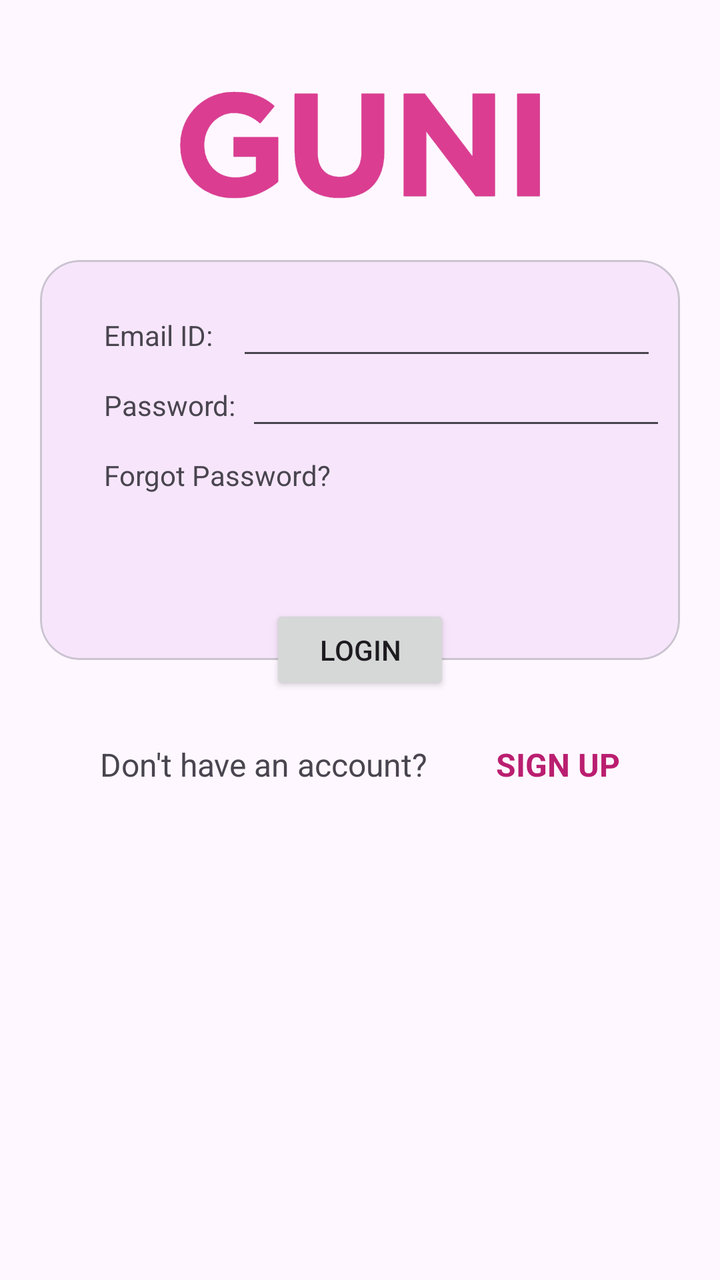
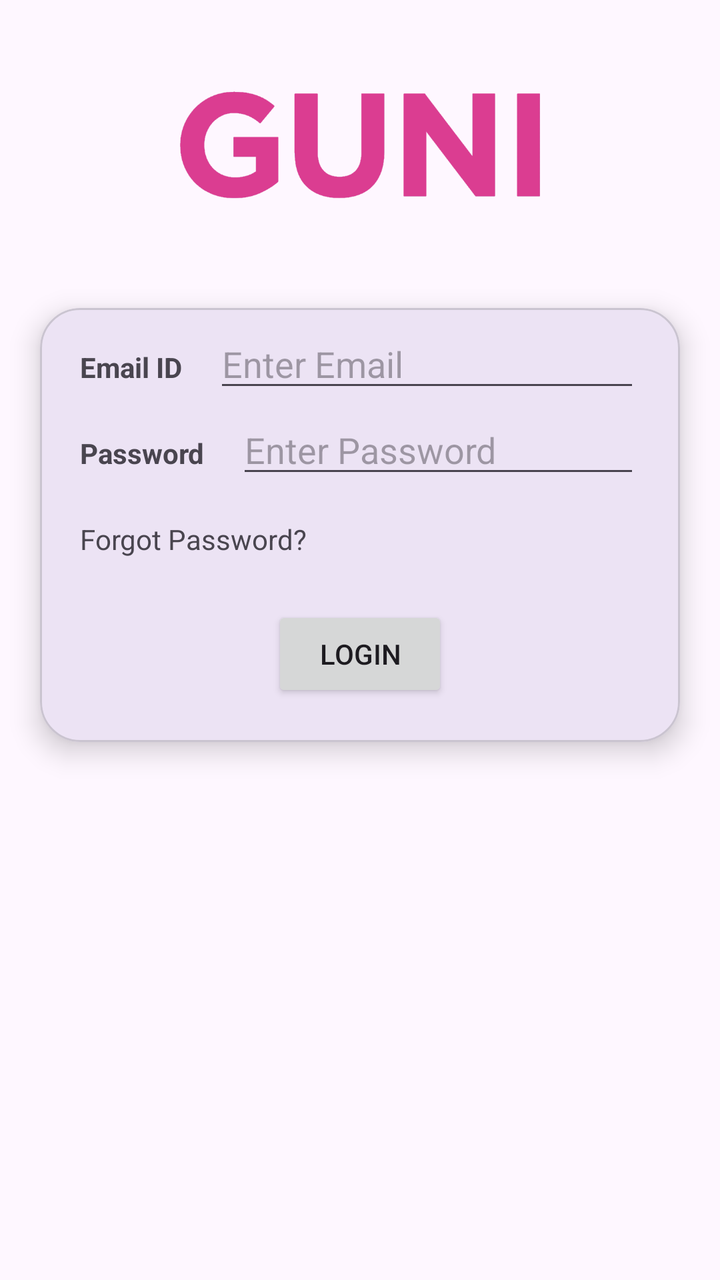

Before-and-after screenshots of an Android layout around one commit, followed by the original layout XML and the change that was made.
<!-- AndroidManifest.xml: application theme Theme._24012011134_madpractical3 -->
<!-- res/layout/activity_login.xml -->
<?xml version="1.0" encoding="utf-8"?>
<androidx.constraintlayout.widget.ConstraintLayout
    android:id="@+id/main"
    xmlns:android="http://schemas.android.com/apk/res/android"
    xmlns:app="http://schemas.android.com/apk/res-auto"
    xmlns:tools="http://schemas.android.com/tools"
    android:layout_width="match_parent"
    android:layout_height="match_parent"
    tools:context=".MainActivity">


    <ImageView
        android:id="@+id/imageView"
        android:layout_width="match_parent"
        android:layout_height="130dp"
        app:layout_constraintBaseline_toTopOf="parent"
        app:srcCompat="@drawable/guni_pink_logo"
        />

    <com.google.android.material.card.MaterialCardView
        android:id="@+id/materialCardView"
        android:layout_width="0dp"
        android:layout_height="200dp"
        android:layout_marginHorizontal="20dp"
        app:cardBackgroundColor="#F7E6FB"
        app:cardCornerRadius="20dp"
        app:layout_constraintEnd_toEndOf="parent"
        app:layout_constraintStart_toStartOf="parent"
        app:layout_constraintTop_toBottomOf="@id/imageView">

        <androidx.constraintlayout.widget.ConstraintLayout
            android:layout_width="match_parent"
            android:layout_height="match_parent">

            <TextView
                android:id="@+id/textView2"
                android:layout_width="wrap_content"
                android:layout_height="wrap_content"
                android:layout_marginStart="32dp"
                android:layout_marginTop="28dp"
                android:text="Email ID:"
                app:layout_constraintStart_toStartOf="parent"
                app:layout_constraintTop_toTopOf="parent" />

            <TextView
                android:id="@+id/textView3"
                android:layout_width="wrap_content"
                android:layout_height="wrap_content"
                android:layout_marginTop="16dp"
                android:text="Password:"
                app:layout_constraintStart_toStartOf="@+id/textView2"
                app:layout_constraintTop_toBottomOf="@+id/textView2" />

            <EditText
                android:id="@+id/editTextTextEmailAddress"
                android:layout_width="wrap_content"
                android:layout_height="wrap_content"
                android:ems="10"
                android:inputType="textEmailAddress"
                app:layout_constraintBaseline_toBaselineOf="@+id/textView2"
                app:layout_constraintEnd_toEndOf="parent"
                app:layout_constraintStart_toEndOf="@+id/textView2" />

            <EditText
                android:id="@+id/editTextTextPassword"
                android:layout_width="wrap_content"
                android:layout_height="wrap_content"
                android:ems="10"
                android:inputType="textPassword"
                app:layout_constraintBaseline_toBaselineOf="@+id/textView3"
                app:layout_constraintEnd_toEndOf="parent"
                app:layout_constraintHorizontal_bias="0.412"
                app:layout_constraintStart_toEndOf="@+id/textView3" />

            <TextView
                android:id="@+id/textView"
                android:layout_width="wrap_content"
                android:layout_height="wrap_content"
                android:layout_marginTop="16dp"
                android:text="Forgot Password?"
                app:layout_constraintStart_toStartOf="@+id/textView3"
                app:layout_constraintTop_toBottomOf="@+id/textView3" />

        </androidx.constraintlayout.widget.ConstraintLayout>
    </com.google.android.material.card.MaterialCardView>

    <TextView
        android:id="@+id/textView4"
        android:layout_width="wrap_content"
        android:layout_height="wrap_content"
        android:layout_marginStart="50dp"
        android:layout_marginTop="24dp"
        android:textSize="16dp"
        android:text="Don't have an account?"
        app:layout_constraintStart_toStartOf="parent"
        app:layout_constraintTop_toBottomOf="@+id/btnSubmit" />

    <TextView
        android:id="@+id/textView5"
        android:layout_width="wrap_content"
        android:layout_height="wrap_content"
        android:layout_marginEnd="16dp"
        android:text="SIGN UP"
        android:textColor="#BA1E70"
        android:textSize="16dp"
        android:textStyle="bold"
        android:visibility="visible"
        app:layout_constraintEnd_toEndOf="parent"
        app:layout_constraintStart_toEndOf="@+id/textView4"
        app:layout_constraintTop_toTopOf="@+id/textView4"
        tools:visibility="visible" />

    <Button
        android:id="@+id/btnSubmit"
        android:layout_width="90dp"
        android:layout_height="45dp"
        android:layout_marginTop="-28dp"
        android:text="Login"
        app:layout_constraintTop_toBottomOf="@+id/materialCardView"
        app:layout_constraintStart_toStartOf="parent"
        app:layout_constraintEnd_toEndOf="parent"/>
</androidx.constraintlayout.widget.ConstraintLayout>
<!-- resources referenced by this layout -->
<resources>
  <!-- drawable guni_pink_logo: png bitmap (drawable, 16701 bytes) -->
  <style name="Theme._24012011134_madpractical3" parent="Base.Theme._24012011134_madpractical3" />
  <style name="Base.Theme._24012011134_madpractical3" parent="Theme.Material3.DayNight.NoActionBar">
          
          
      </style>
</resources>

<!-- the commit's change to res/layout/activity_login.xml (unified diff, before → after) -->
@@ -1,122 +1,101 @@
 <?xml version="1.0" encoding="utf-8"?>
 <androidx.constraintlayout.widget.ConstraintLayout
-    android:id="@+id/main"
     xmlns:android="http://schemas.android.com/apk/res/android"
     xmlns:app="http://schemas.android.com/apk/res-auto"
     xmlns:tools="http://schemas.android.com/tools"
+    android:id="@+id/main"
     android:layout_width="match_parent"
     android:layout_height="match_parent"
-    tools:context=".MainActivity">
-
+    tools:context=".LoginActivity">
 
     <ImageView
         android:id="@+id/imageView"
         android:layout_width="match_parent"
         android:layout_height="130dp"
-        app:layout_constraintBaseline_toTopOf="parent"
-        app:srcCompat="@drawable/guni_pink_logo"
-        />
+        android:contentDescription="@string/app_name"
+        app:layout_constraintTop_toTopOf="parent"
+        app:srcCompat="@drawable/guni_pink_logo" />
 
     <com.google.android.material.card.MaterialCardView
-        android:id="@+id/materialCardView"
-        android:layout_width="0dp"
-        android:layout_height="200dp"
-        android:layout_marginHorizontal="20dp"
-        app:cardBackgroundColor="#F7E6FB"
+        android:id="@+id/loginCard"
+        android:layout_width="match_parent"
+        android:layout_height="wrap_content"
+        android:layout_marginStart="20dp"
+        android:layout_marginEnd="20dp"
+        android:layout_marginTop="24dp"
         app:cardCornerRadius="20dp"
-        app:layout_constraintEnd_toEndOf="parent"
+        app:cardElevation="8dp"
+        app:layout_constraintTop_toBottomOf="@id/imageView"
         app:layout_constraintStart_toStartOf="parent"
-        app:layout_constraintTop_toBottomOf="@id/imageView">
+        app:layout_constraintEnd_toEndOf="parent">
 
         <androidx.constraintlayout.widget.ConstraintLayout
             android:layout_width="match_parent"
-            android:layout_height="match_parent">
+            android:layout_height="wrap_content"
+            android:padding="20dp">
 
             <TextView
-                android:id="@+id/textView2"
+                android:id="@+id/textViewEmail"
                 android:layout_width="wrap_content"
                 android:layout_height="wrap_content"
-                android:layout_marginStart="32dp"
-                android:layout_marginTop="28dp"
-                android:text="Email ID:"
+                android:text="Email ID"
+                android:textStyle="bold"
                 app:layout_constraintStart_toStartOf="parent"
-                app:layout_constraintTop_toTopOf="parent" />
-
-            <TextView
-                android:id="@+id/textView3"
-                android:layout_width="wrap_content"
-                android:layout_height="wrap_content"
-                android:layout_marginTop="16dp"
-                android:text="Password:"
-                app:layout_constraintStart_toStartOf="@+id/textView2"
-                app:layout_constraintTop_toBottomOf="@+id/textView2" />
+                app:layout_constraintTop_toTopOf="parent"/>
 
             <EditText
                 android:id="@+id/editTextTextEmailAddress"
+                android:layout_width="0dp"
+                android:layout_height="wrap_content"
+                android:layout_marginStart="16dp"
+                android:hint="Enter Email"
+                android:inputType="textEmailAddress"
+                app:layout_constraintBaseline_toBaselineOf="@id/textViewEmail"
+                app:layout_constraintStart_toEndOf="@id/textViewEmail"
+                app:layout_constraintEnd_toEndOf="parent"/>
+
+            <TextView
+                android:id="@+id/textViewPassword"
                 android:layout_width="wrap_content"
                 android:layout_height="wrap_content"
-                android:ems="10"
-                android:inputType="textEmailAddress"
-                app:layout_constraintBaseline_toBaselineOf="@+id/textView2"
-                app:layout_constraintEnd_toEndOf="parent"
-                app:layout_constraintStart_toEndOf="@+id/textView2" />
+                android:layout_marginTop="24dp"
+                android:text="Password"
+                android:textStyle="bold"
+                app:layout_constraintStart_toStartOf="parent"
+                app:layout_constraintTop_toBottomOf="@id/textViewEmail"/>
 
             <EditText
                 android:id="@+id/editTextTextPassword"
-                android:layout_width="wrap_content"
+                android:layout_width="0dp"
                 android:layout_height="wrap_content"
-                android:ems="10"
+                android:layout_marginStart="16dp"
+                android:hint="Enter Password"
                 android:inputType="textPassword"
-                app:layout_constraintBaseline_toBaselineOf="@+id/textView3"
-                app:layout_constraintEnd_toEndOf="parent"
-                app:layout_constraintHorizontal_bias="0.412"
-                app:layout_constraintStart_toEndOf="@+id/textView3" />
+                app:layout_constraintBaseline_toBaselineOf="@id/textViewPassword"
+                app:layout_constraintStart_toEndOf="@id/textViewPassword"
+                app:layout_constraintEnd_toEndOf="parent"/>
 
             <TextView
-                android:id="@+id/textView"
+                android:id="@+id/textViewForgot"
                 android:layout_width="wrap_content"
                 android:layout_height="wrap_content"
                 android:layout_marginTop="16dp"
                 android:text="Forgot Password?"
-                app:layout_constraintStart_toStartOf="@+id/textView3"
-                app:layout_constraintTop_toBottomOf="@+id/textView3" />
+                app:layout_constraintStart_toStartOf="parent"
+                app:layout_constraintTop_toBottomOf="@id/editTextTextPassword"/>
+
+            <Button
+                android:id="@+id/buttonLogin"
+                android:layout_width="wrap_content"
+                android:layout_height="wrap_content"
+                android:layout_marginTop="24dp"
+                android:text="Login"
+                app:layout_constraintTop_toBottomOf="@id/textViewForgot"
+                app:layout_constraintStart_toStartOf="parent"
+                app:layout_constraintEnd_toEndOf="parent"/>
 
         </androidx.constraintlayout.widget.ConstraintLayout>
+
     </com.google.android.material.card.MaterialCardView>
 
-    <TextView
-        android:id="@+id/textView4"
-        android:layout_width="wrap_content"
-        android:layout_height="wrap_content"
-        android:layout_marginStart="50dp"
-        android:layout_marginTop="24dp"
-        android:textSize="16dp"
-        android:text="Don't have an account?"
-        app:layout_constraintStart_toStartOf="parent"
-        app:layout_constraintTop_toBottomOf="@+id/btnSubmit" />
-
-    <TextView
-        android:id="@+id/textView5"
-        android:layout_width="wrap_content"
-        android:layout_height="wrap_content"
-        android:layout_marginEnd="16dp"
-        android:text="SIGN UP"
-        android:textColor="#BA1E70"
-        android:textSize="16dp"
-        android:textStyle="bold"
-        android:visibility="visible"
-        app:layout_constraintEnd_toEndOf="parent"
-        app:layout_constraintStart_toEndOf="@+id/textView4"
-        app:layout_constraintTop_toTopOf="@+id/textView4"
-        tools:visibility="visible" />
-
-    <Button
-        android:id="@+id/btnSubmit"
-        android:layout_width="90dp"
-        android:layout_height="45dp"
-        android:layout_marginTop="-28dp"
-        android:text="Login"
-        app:layout_constraintTop_toBottomOf="@+id/materialCardView"
-        app:layout_constraintStart_toStartOf="parent"
-        app:layout_constraintEnd_toEndOf="parent"/>
 </androidx.constraintlayout.widget.ConstraintLayout>
<!-- resource entries referenced after the edit -->
@@ -1,6 +1,7 @@
 <!-- resources referenced by this layout -->
 <resources>
   <!-- drawable guni_pink_logo: png bitmap (drawable, 16701 bytes) -->
+  <string name="app_name">24012011134_madpractical-3</string>
   <style name="Theme._24012011134_madpractical3" parent="Base.Theme._24012011134_madpractical3" />
   <style name="Base.Theme._24012011134_madpractical3" parent="Theme.Material3.DayNight.NoActionBar">
           
